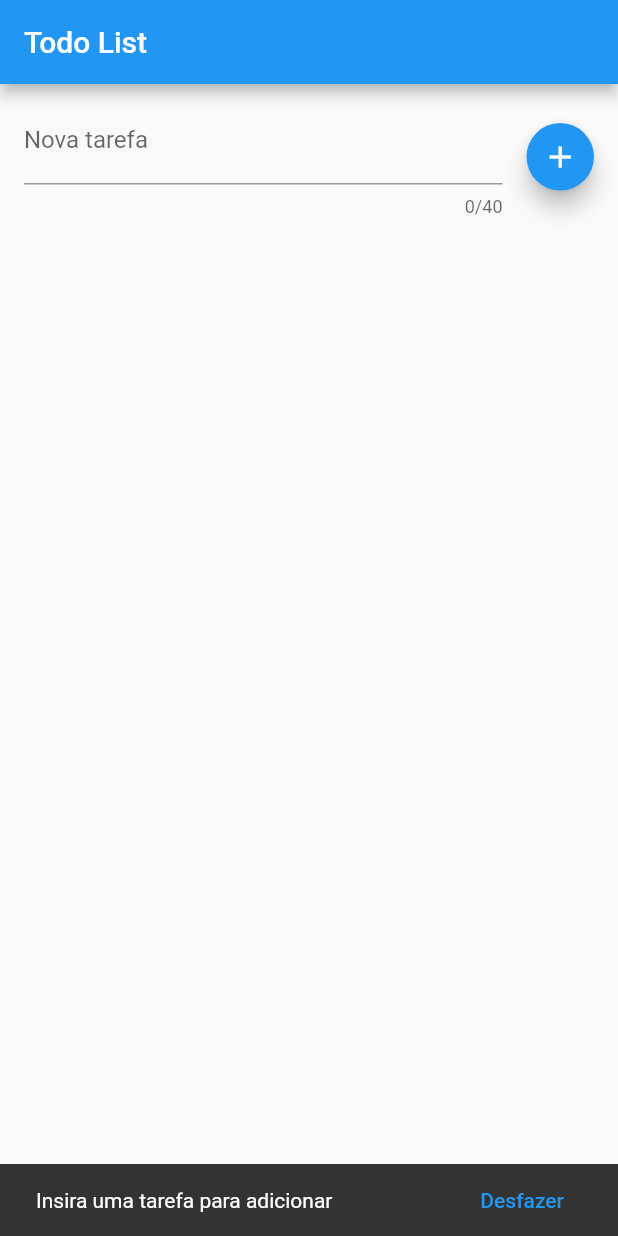
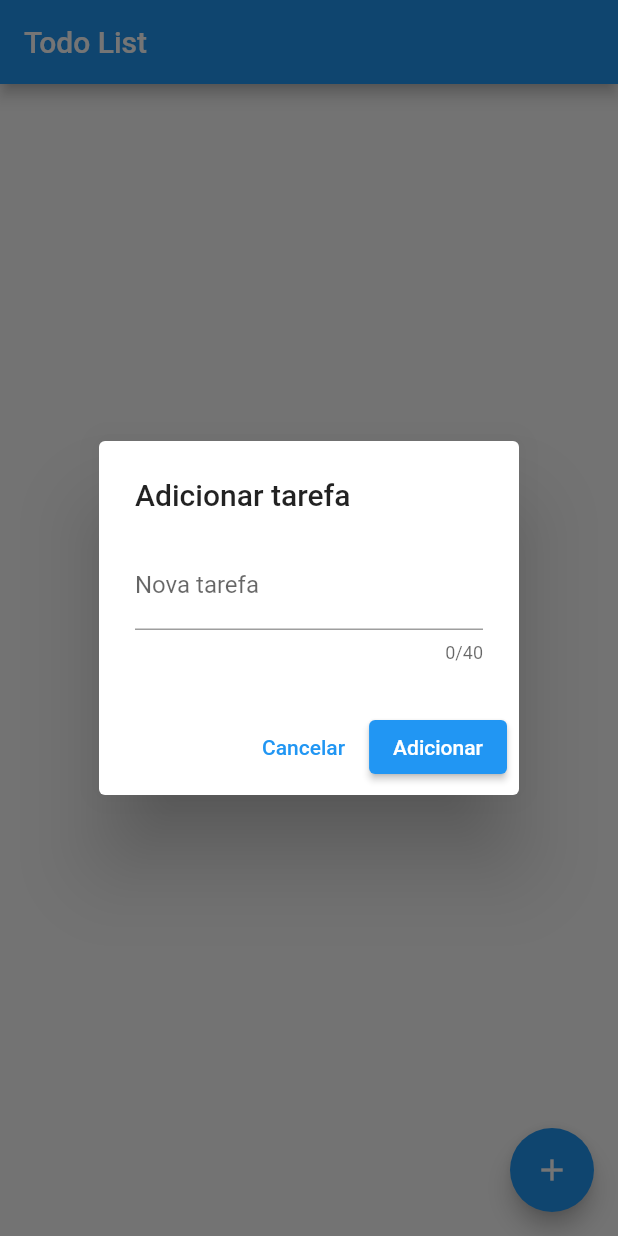
Before and after one commit to esantos1/todolistwithprogressbar, a Flutter app: the screen it shows after launch, after a tap on the "add" icon, on a phone screen of 412 x 824 dp. Run offline on Flutter 3.47's test engine with Material 2 defaults, Android fonts, the phone set to English and light mode, and no system bars.

Commit message:
Mudança na parte de adição

```diff
--- a/lib/views/home_page.dart
+++ b/lib/views/home_page.dart
@@ -14,7 +14,9 @@ class HomePage extends StatefulWidget {
 
 class _HomePageState extends State<HomePage> {
   List todoList = [];
-  final todoController = TextEditingController();
+  TextEditingController todoController = TextEditingController();
+  int doneLength = 0;
+  double progress = 1;
   late int indexLastRemoved;
   late Map<String, dynamic> lastRemoved;
 
@@ -22,35 +24,17 @@ class _HomePageState extends State<HomePage> {
   void initState() {
     super.initState();
 
-    readData().then((value) {
-      setState(() => todoList = json.decode(value!));
-    });
+    readData().then((value) => setState(() => todoList = json.decode(value!)));
   }
 
   Future<String?> readData() async {
     try {
       final file = await openFile();
+
       return file.readAsString();
     } catch (e) {
       return null;
     }
-  }
-
-  void addTask() {
-    setState(() {
-      Map<String, dynamic> newTask = {};
-
-      newTask['title'] = todoController.text;
-      newTask['done'] = false;
-
-      todoController.clear();
-
-      todoList.add(newTask);
-
-      saveData();
-
-      refreshList();
-    });
   }
 
   Future<File> saveData() async {
@@ -70,13 +54,9 @@ class _HomePageState extends State<HomePage> {
     await Future.delayed(Duration(seconds: 1));
     setState(() {
       todoList.sort((a, b) {
-        if (a['done'] && !b['done']) {
-          return 1;
-        }
+        if (a['done'] && !b['done']) return 1;
 
-        if (!a['done'] && b['done']) {
-          return -1;
-        }
+        if (!a['done'] && b['done']) return -1;
 
         return 0;
       });
@@ -89,41 +69,47 @@ class _HomePageState extends State<HomePage> {
   Widget build(BuildContext context) => SafeArea(
         child: Scaffold(
           appBar: AppBar(title: Text('Todo List')),
-          body: Builder(
-            builder: (context) => Column(
-              children: [
-                buildForm(),
-                Expanded(
-                  child: buildList(),
-                ),
-              ],
-            ),
+          body: Builder(builder: (context) => buildList()),
+          floatingActionButton: FloatingActionButton(
+            child: Icon(Icons.add),
+            onPressed: buildForm,
           ),
         ),
       );
 
-  Widget buildForm() => Container(
-        padding: EdgeInsets.fromLTRB(defaultPadding, 8.0, defaultPadding, 24.0),
-        child: Row(
-          children: [
-            Expanded(
-              child: TextField(
+  void buildForm() {
+    Future<Map<String, dynamic>?> task = showDialog<Map<String, dynamic>?>(
+      context: context,
+      barrierDismissible: false,
+      useSafeArea: true,
+      builder: (context) => AlertDialog(
+        title: Text('Adicionar tarefa'),
+        content: TextField(
           controller: todoController,
           maxLength: 40,
           decoration: InputDecoration(labelText: 'Nova tarefa'),
         ),
+        actions: [
+          TextButton(
+            onPressed: () => Navigator.pop(context),
+            child: Text('Cancelar'),
           ),
-            SizedBox(width: defaultPadding),
-            SizedBox.square(
-              dimension: 45.0,
-              child: FloatingActionButton(
-                onPressed: addClicked,
-                child: Icon(Icons.add),
-              ),
-            ),
+          ElevatedButton(onPressed: addClicked, child: Text('Adicionar')),
         ],
       ),
     );
+
+    task.then((value) {
+      setState(() {
+        todoList.add(value!);
+
+        todoController.clear();
+
+        saveData();
+        refreshList();
+      });
+    });
+  }
 
   void addClicked() {
     if (todoController.text.isEmpty) {
@@ -135,17 +121,19 @@ class _HomePageState extends State<HomePage> {
             ScaffoldMessenger.of(context).removeCurrentSnackBar(),
       );
     } else {
-      addTask();
+      Map<String, dynamic> newTask = {};
+
+      newTask['title'] = todoController.text;
+      newTask['done'] = false;
+
+      Navigator.pop(context, newTask);
     }
   }
 
   Widget buildList() => RefreshIndicator(
         onRefresh: refreshList,
         child: ListView.builder(
-          padding: EdgeInsets.only(
-            top: 4.0,
-            bottom: defaultPadding,
-          ),
+          padding: EdgeInsets.all(defaultPadding),
           itemCount: todoList.length,
           itemBuilder: (context, index) {
             final item = todoList[index];
@@ -160,41 +148,15 @@ class _HomePageState extends State<HomePage> {
         key: Key(DateTime.now().millisecondsSinceEpoch.toString()),
         background: Container(
           color: Colors.red,
-          child: Align(
           alignment: Alignment(0.85, 0.0),
           child: Icon(Icons.delete_sweep, color: Colors.white),
         ),
-        ),
         direction: DismissDirection.endToStart,
-        child: buildWidget(item),
-        onDismissed: (dismissed) {
-          setState(() {
-            lastRemoved = Map.from(item);
-            indexLastRemoved = index;
-
-            todoList.removeAt(index);
-
-            saveData();
-            refreshList();
-
-            showCustomSnackBar(
-              context: context,
-              title: 'A tarefa "${lastRemoved['title']}" foi excluída',
-              snackBarActionLabel: 'Desfazer',
-              onSnackBarActionClicked: () {
-                setState(() {
-                  todoList.insert(indexLastRemoved, lastRemoved);
-
-                  saveData();
-                  refreshList();
-                });
-              },
-            );
-          });
-        },
+        child: buildItemWidget(item),
+        onDismissed: (dismissed) => dismissItem(dismissed, item, index),
       );
 
-  Widget buildWidget(dynamic item) => CheckboxListTile(
+  Widget buildItemWidget(dynamic item) => CheckboxListTile(
         value: item['done'],
         secondary: CircleAvatar(
           backgroundColor: Theme.of(context).primaryColor,
@@ -204,13 +166,37 @@ class _HomePageState extends State<HomePage> {
           ),
         ),
         title: Text(item['title']),
-        onChanged: (value) {
-          setState(() {
+        onChanged: (value) => setState(() {
           item['done'] = value;
+
+          print("Done length: $doneLength\nList Length: ${todoList.length}");
 
           saveData();
           refreshList();
+        }),
+      );
+
+  void dismissItem(DismissDirection dismissed, dynamic item, int index) {
+    setState(() {
+      lastRemoved = Map.from(item);
+      indexLastRemoved = index;
+
+      todoList.removeAt(index);
+
+      saveData();
+
+      showCustomSnackBar(
+        context: context,
+        title: 'A tarefa "${lastRemoved['title']}" foi excluída',
+        snackBarActionLabel: 'Desfazer',
+        onSnackBarActionClicked: () => setState(() {
+          todoList.insert(indexLastRemoved, lastRemoved);
+
+          saveData();
+        }),
+      );
+
+      refreshList();
     });
-        },
-      );
   }
+}
```
Also changed, not shown: 1 other file. Lines whose indentation alone changed are shown as unchanged.
